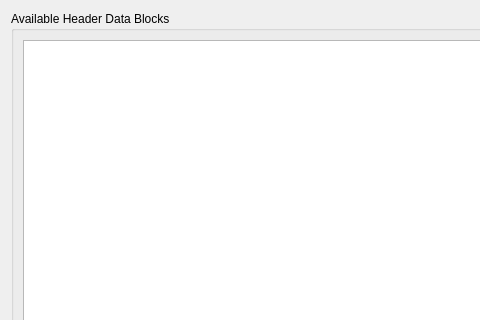
This is gui/dlgvolumes.ui in ensisoft/newsflash-plus as Qt 5 draws it before an edit; both pictures show x 0 to 480 and y 0 to 320 of the 636 by 514 pixel window. The edited form follows.
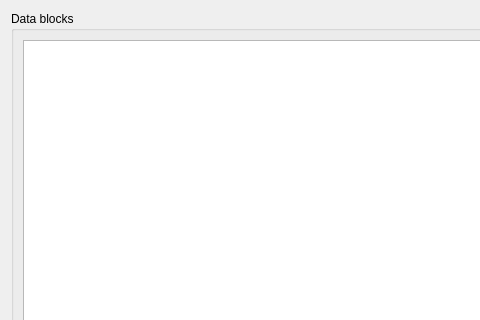
This is the edited form. Icons and pictures are not drawn.

```diff
--- a/gui/dlgvolumes.ui
+++ b/gui/dlgvolumes.ui
@@ -17,7 +17,7 @@
    <item>
     <widget class="QGroupBox" name="groupBox">
      <property name="title">
-      <string>Available Header Data Blocks</string>
+      <string>Data blocks</string>
      </property>
      <layout class="QVBoxLayout" name="verticalLayout">
       <item>
```
